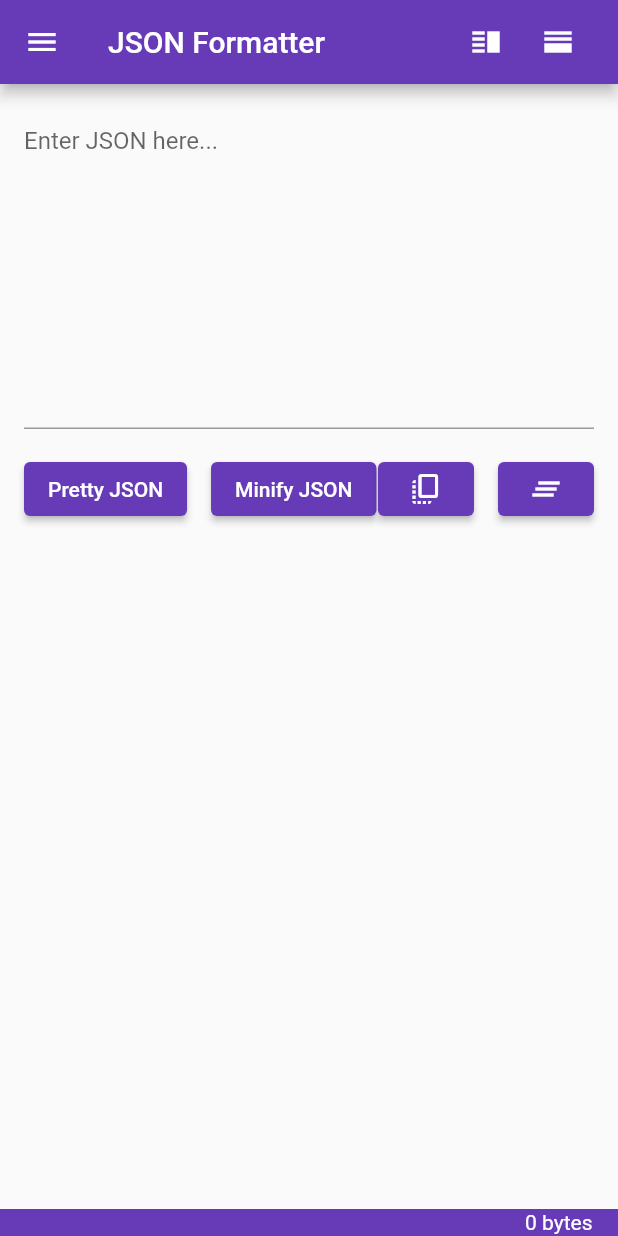
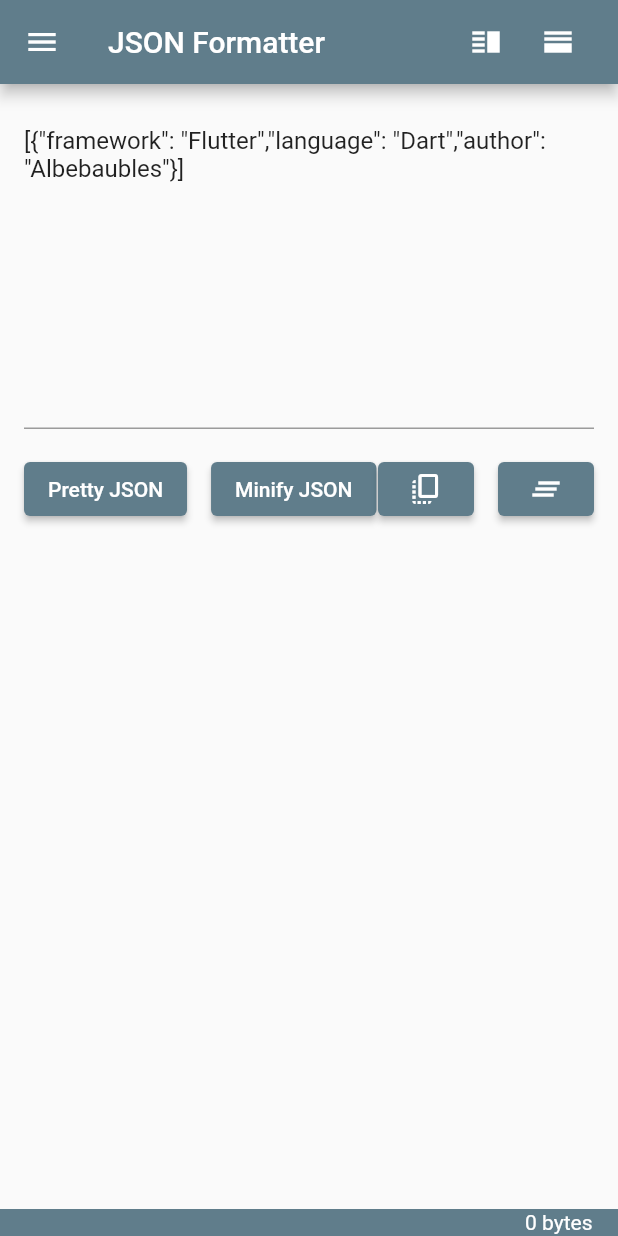
Before and after one commit to albebaubles/flutter_website_utilities, a Flutter app: the screen it shows after launch, on a phone screen of 412 x 824 dp. Run offline on Flutter 3.47's test engine with Material 2 defaults, Android fonts, the phone set to English and light mode, and no system bars.

Commit message:
the nymber of butes was not displaying correctly

```diff
--- a/lib/main.dart
+++ b/lib/main.dart
@@ -14,9 +14,7 @@ class WebUtilitiesApp extends StatelessWidget {
   Widget build(BuildContext context) {
     return MaterialApp(
       title: 'Web Utilities',
-      theme: ThemeData(
-        primarySwatch: Colors.deepPurple,
-      ),
+      theme: ThemeData(primarySwatch: Colors.blueGrey),
       home: const WebUtitilitiesMain(),
     );
   }
@@ -31,7 +29,7 @@ class WebUtitilitiesMain extends StatefulWidget {
 }
 
 class _WebUtitilitiesMainState extends State<WebUtitilitiesMain> {
-  final TextEditingController _jsonController = TextEditingController();
+  final TextEditingController _jsonController = TextEditingController(text: '[{"framework": "Flutter","language": "Dart","author": "Albebaubles"}]');
   var formatter = NumberFormat('#,###,##0');
 
   String _formattedJson = '';
@@ -47,7 +45,7 @@ class _WebUtitilitiesMainState extends State<WebUtitilitiesMain> {
       final formattedJson =
           const JsonEncoder.withIndent('  ').convert(parsedJson);
       _setState(formattedJson,
-          formatter.format(utf8.encode(_formattedJson).length), '');
+          formatter.format(utf8.encode(formattedJson).length), '');
     } catch (e) {
       _setState('', '0', 'Invalid JSON format');
     }
@@ -57,12 +55,11 @@ class _WebUtitilitiesMainState extends State<WebUtitilitiesMain> {
     final inputJson = _jsonController.text;
     try {
       final dynamic parsedJson = jsonDecode(inputJson);
-      JsonEncoder encoder = const JsonEncoder();
       var formattedJson = const JsonEncoder.withIndent('').convert(parsedJson);
       formattedJson = formattedJson.replaceAll("\t", "");
       formattedJson = formattedJson.replaceAll("\n", "");
       _setState(formattedJson,
-          formatter.format(utf8.encode(_formattedJson).length), '');
+          formatter.format(utf8.encode(formattedJson).length), '');
     } catch (e) {
       _setState('', '0', 'Invalid JSON format');
     }
@@ -83,7 +80,7 @@ class _WebUtitilitiesMainState extends State<WebUtitilitiesMain> {
   void _clear() {
     setState(() {
       _formattedJson = '';
-      _size = formatter.format(utf8.encode(_formattedJson).length);
+      _size = '0';
       _errorText = '';
     });
     _jsonController.clear();
@@ -168,7 +165,7 @@ class _WebUtitilitiesMainState extends State<WebUtitilitiesMain> {
             ),
           ),
           Container(
-            color: Colors.deepPurple,
+            color: Colors.blueGrey,
             child: Row(
               children: [
                 const Spacer(),
```
